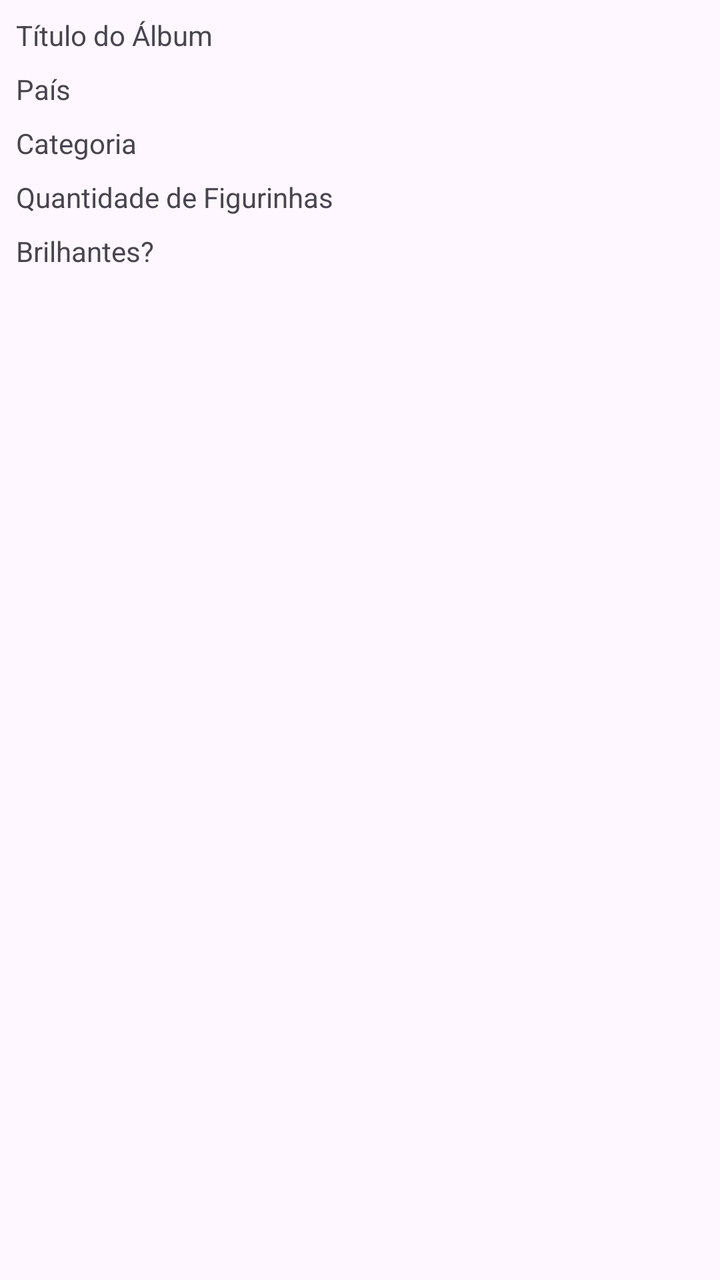
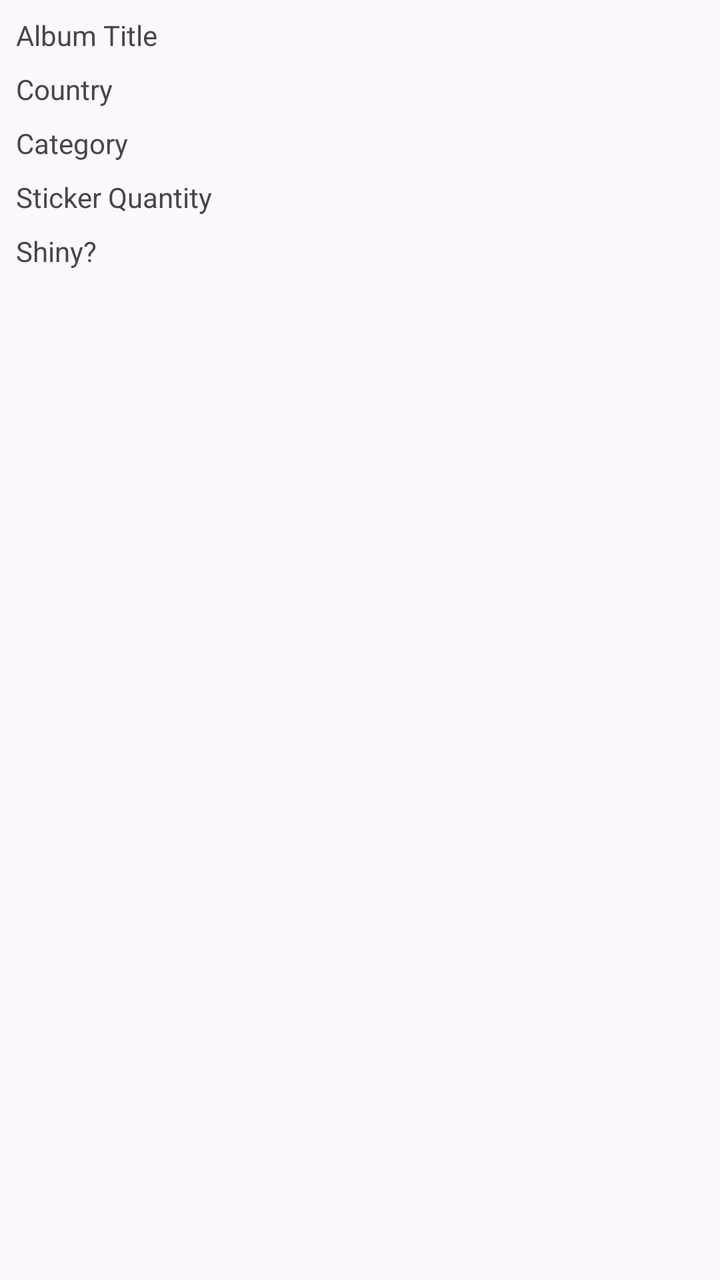

Two renders of the same Android screen: before a commit and after it. Below are the layout's source before the change and the commit's diff.
<!-- AndroidManifest.xml: application theme Theme.ThemesStylesIcons -->
<!-- res/layout/line_list_albuns.xml -->
<?xml version="1.0" encoding="utf-8"?>

<androidx.constraintlayout.widget.ConstraintLayout xmlns:android="http://schemas.android.com/apk/res/android"
    xmlns:app="http://schemas.android.com/apk/res-auto"
    xmlns:tools="http://schemas.android.com/tools"
    android:layout_width="match_parent"
    android:layout_height="wrap_content">

    <TextView
        android:id="@+id/textViewShinyValue"
        android:layout_width="0dp"
        android:layout_height="wrap_content"
        android:layout_marginStart="8dp"
        android:layout_marginTop="8dp"
        android:layout_marginEnd="8dp"
        app:layout_constraintEnd_toEndOf="parent"
        app:layout_constraintStart_toEndOf="@+id/textViewLabelShiny"
        app:layout_constraintTop_toBottomOf="@+id/textViewQtdStickersValue" />

    <TextView
        android:id="@+id/textViewLabelShiny"
        android:layout_width="wrap_content"
        android:layout_height="wrap_content"
        android:layout_marginStart="8dp"
        android:layout_marginTop="8dp"
        android:text="@string/brilhantes"
        app:layout_constraintStart_toStartOf="parent"
        app:layout_constraintTop_toBottomOf="@id/textViewLabelQtdStickers" />

    <TextView
        android:id="@+id/textViewQtdStickersValue"
        android:layout_width="0dp"
        android:layout_height="wrap_content"
        android:layout_marginStart="8dp"
        android:layout_marginTop="8dp"
        android:layout_marginEnd="8dp"
        app:layout_constraintEnd_toEndOf="parent"
        app:layout_constraintStart_toEndOf="@+id/textViewLabelQtdStickers"
        app:layout_constraintTop_toBottomOf="@+id/textViewCategoryValue" />

    <TextView
        android:id="@+id/textViewLabelQtdStickers"
        android:layout_width="wrap_content"
        android:layout_height="wrap_content"
        android:layout_marginStart="8dp"
        android:layout_marginTop="8dp"
        android:text="@string/quantidade_de_figurinhas"
        app:layout_constraintStart_toStartOf="parent"
        app:layout_constraintTop_toBottomOf="@+id/textViewLabelCategory" />

    <TextView
        android:id="@+id/textViewLabelCategory"
        android:layout_width="wrap_content"
        android:layout_height="wrap_content"
        android:layout_marginStart="8dp"
        android:layout_marginTop="8dp"
        android:text="@string/categoria"
        app:layout_constraintStart_toStartOf="parent"
        app:layout_constraintTop_toBottomOf="@+id/textViewLabelCountry" />

    <TextView
        android:id="@+id/textViewCategoryValue"
        android:layout_width="0dp"
        android:layout_height="wrap_content"
        android:layout_marginStart="8dp"
        android:layout_marginTop="8dp"
        android:layout_marginEnd="8dp"
        app:layout_constraintEnd_toEndOf="parent"
        app:layout_constraintStart_toEndOf="@+id/textViewLabelCategory"
        app:layout_constraintTop_toBottomOf="@+id/textViewCountryValue" />

    <TextView
        android:id="@+id/textViewCountryValue"
        android:layout_width="0dp"
        android:layout_height="wrap_content"
        android:layout_marginStart="8dp"
        android:layout_marginTop="8dp"
        android:layout_marginEnd="8dp"
        app:layout_constraintEnd_toEndOf="parent"
        app:layout_constraintStart_toEndOf="@+id/textViewLabelCountry"
        app:layout_constraintTop_toBottomOf="@+id/textViewTitleValue" />

    <TextView
        android:id="@+id/textViewLabelCountry"
        android:layout_width="wrap_content"
        android:layout_height="wrap_content"
        android:layout_marginStart="8dp"
        android:layout_marginTop="8dp"
        android:text="@string/country"
        app:layout_constraintStart_toStartOf="parent"
        app:layout_constraintTop_toBottomOf="@id/textViewLabelTitle" />

    <TextView
        android:id="@+id/textViewLabelTitle"
        android:layout_width="wrap_content"
        android:layout_height="wrap_content"
        android:layout_marginStart="8dp"
        android:layout_marginTop="8dp"
        android:text="@string/album_title"
        app:layout_constraintStart_toStartOf="parent"
        app:layout_constraintTop_toTopOf="parent" />

    <TextView
        android:id="@+id/textViewTitleValue"
        android:layout_width="0dp"
        android:layout_height="wrap_content"
        android:layout_marginStart="8dp"
        android:layout_marginTop="8dp"
        android:layout_marginEnd="8dp"
        app:layout_constraintEnd_toEndOf="parent"
        app:layout_constraintStart_toEndOf="@+id/textViewLabelTitle"
        app:layout_constraintTop_toTopOf="parent" />
</androidx.constraintlayout.widget.ConstraintLayout>
<!-- resources referenced by this layout -->
<resources>
  <string name="album_title">Título do Álbum</string>
  <string name="brilhantes">Brilhantes?</string>
  <string name="categoria">Categoria</string>
  <string name="country">País</string>
  <string name="quantidade_de_figurinhas">Quantidade de Figurinhas</string>
  <style name="Theme.ThemesStylesIcons" parent="Theme.Material3.Light">
          <item name="colorPrimary">@color/yellow</item>
          <item name="colorPrimaryVariant">@color/dark_yellow</item>
          <item name="colorOnPrimary">@color/black</item>
      </style>
  <color name="yellow">#FFBE02</color>
  <color name="dark_yellow">#B9BA9506</color>
  <color name="black">#FF000000</color>
</resources>

<!-- the commit's change to res/layout/line_list_albuns.xml (unified diff, before → after) -->
@@ -23,7 +23,7 @@
         android:layout_height="wrap_content"
         android:layout_marginStart="8dp"
         android:layout_marginTop="8dp"
-        android:text="@string/brilhantes"
+        android:text="@string/shiny"
         app:layout_constraintStart_toStartOf="parent"
         app:layout_constraintTop_toBottomOf="@id/textViewLabelQtdStickers" />
 
@@ -44,7 +44,7 @@
         android:layout_height="wrap_content"
         android:layout_marginStart="8dp"
         android:layout_marginTop="8dp"
-        android:text="@string/quantidade_de_figurinhas"
+        android:text="@string/sticker_quantity"
         app:layout_constraintStart_toStartOf="parent"
         app:layout_constraintTop_toBottomOf="@+id/textViewLabelCategory" />
 
@@ -54,7 +54,7 @@
         android:layout_height="wrap_content"
         android:layout_marginStart="8dp"
         android:layout_marginTop="8dp"
-        android:text="@string/categoria"
+        android:text="@string/category"
         app:layout_constraintStart_toStartOf="parent"
         app:layout_constraintTop_toBottomOf="@+id/textViewLabelCountry" />
 
<!-- resource entries referenced after the edit -->
@@ -1,10 +1,10 @@
 <!-- resources referenced by this layout -->
 <resources>
-  <string name="album_title">Título do Álbum</string>
-  <string name="brilhantes">Brilhantes?</string>
-  <string name="categoria">Categoria</string>
-  <string name="country">País</string>
-  <string name="quantidade_de_figurinhas">Quantidade de Figurinhas</string>
+  <string name="album_title">Album Title</string>
+  <string name="category">Category</string>
+  <string name="country">Country</string>
+  <string name="shiny">Shiny?</string>
+  <string name="sticker_quantity">Sticker Quantity</string>
   <style name="Theme.ThemesStylesIcons" parent="Theme.Material3.Light">
           <item name="colorPrimary">@color/yellow</item>
           <item name="colorPrimaryVariant">@color/dark_yellow</item>
